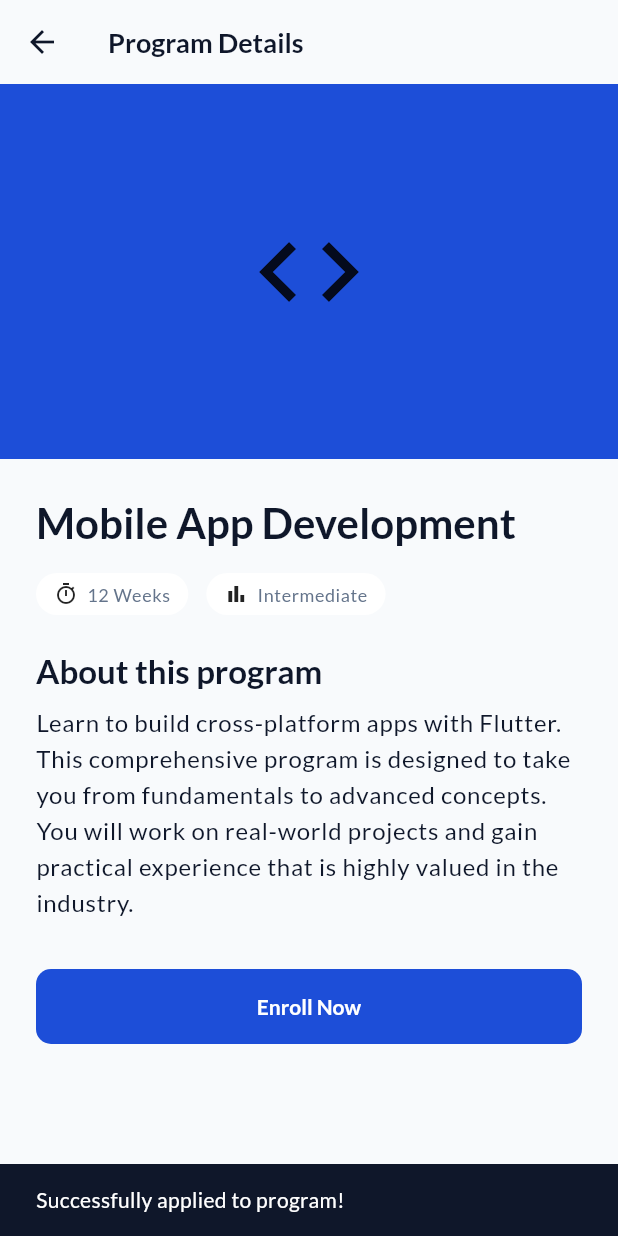
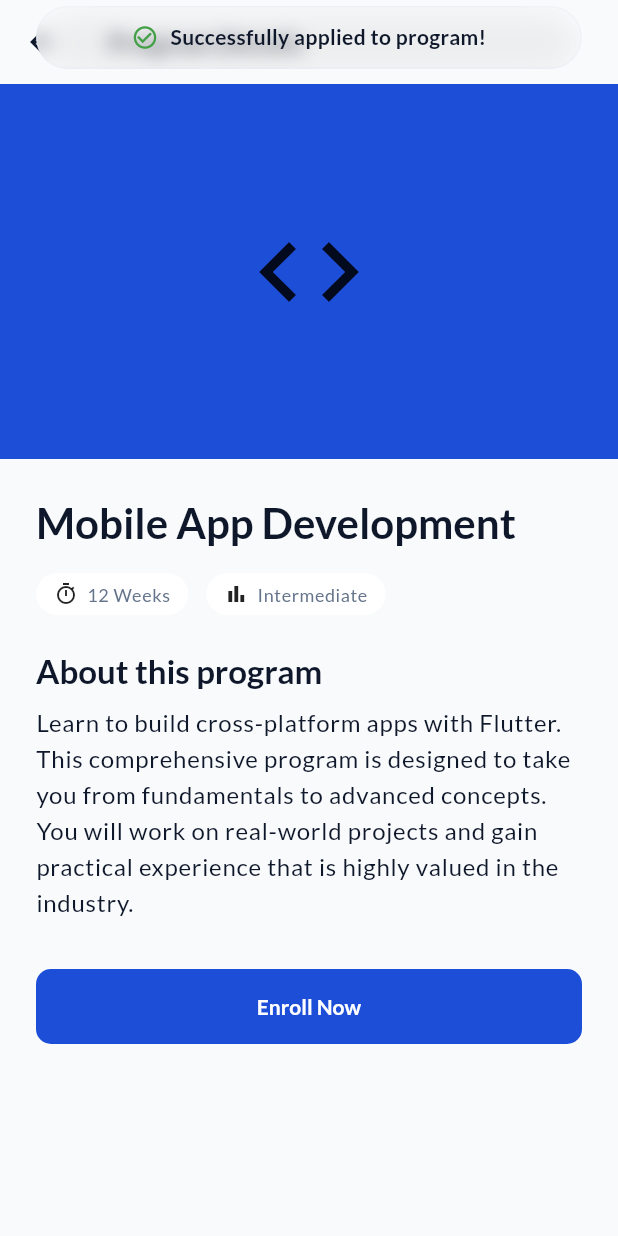
Before and after one commit to bonfire404/project_Nexus, a Flutter app: the ProgramDetailsScreen screen opened directly with empty values, after a tap on "Enroll Now", on a phone screen of 412 x 824 dp. Run offline on Flutter 3.47's test engine with Material 3 defaults, Android fonts, the phone set to English and light mode, and no system bars; our stand-ins replace go_router, hugeicons, local_auth, shared_preferences; accounts and stored records are empty.

Commit message:
Use custom glass snackbar in program details

```diff
--- a/lib/features/programs/presentation/screens/program_details_screen.dart
+++ b/lib/features/programs/presentation/screens/program_details_screen.dart
@@ -1,6 +1,7 @@
 import 'package:flutter/material.dart';
 import 'package:nexus/features/programs/domain/entities/program.dart';
 import 'package:nexus/features/programs/presentation/screens/program_listing_screen.dart';
+import 'package:nexus/core/utils/snackbar_utils.dart';
 
 class ProgramDetailsScreen extends StatelessWidget {
   final String programId;
@@ -66,8 +67,10 @@ class ProgramDetailsScreen extends StatelessWidget {
                     height: 50,
                     child: ElevatedButton(
                       onPressed: () {
-                        ScaffoldMessenger.of(context).showSnackBar(
-                          const SnackBar(content: Text('Successfully applied to program!')),
+                        showGlassSnackbar(
+                          context,
+                          'Successfully applied to program!',
+                          type: SnackbarType.success,
                         );
                       },
                       child: const Text('Enroll Now'),
```
